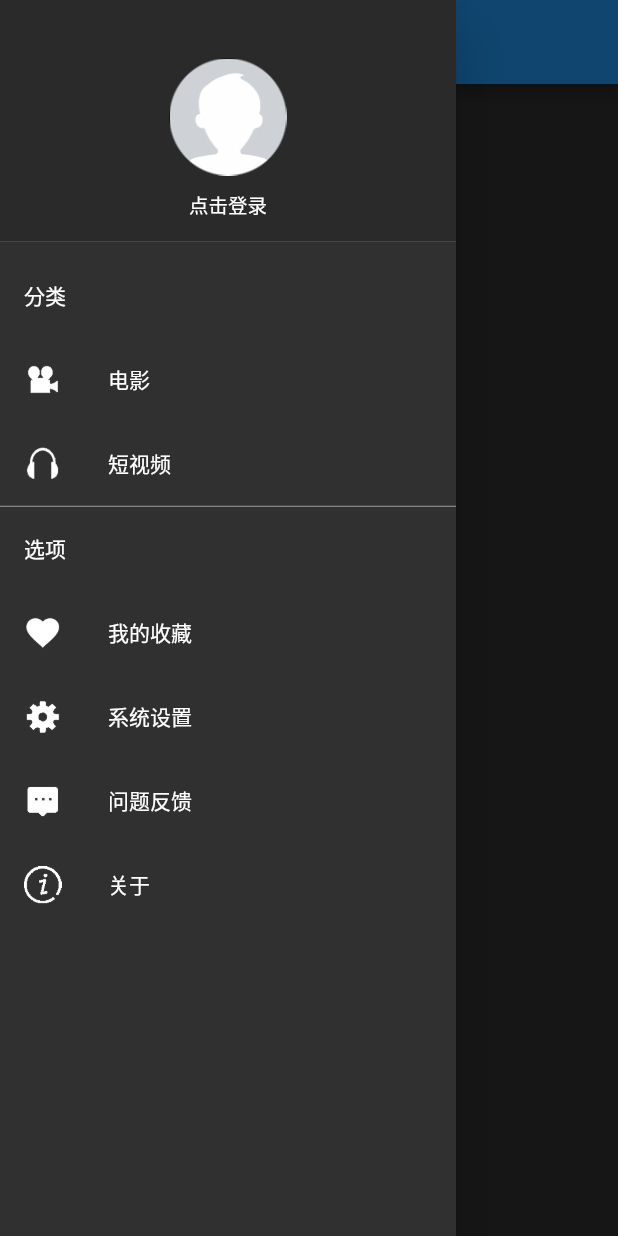
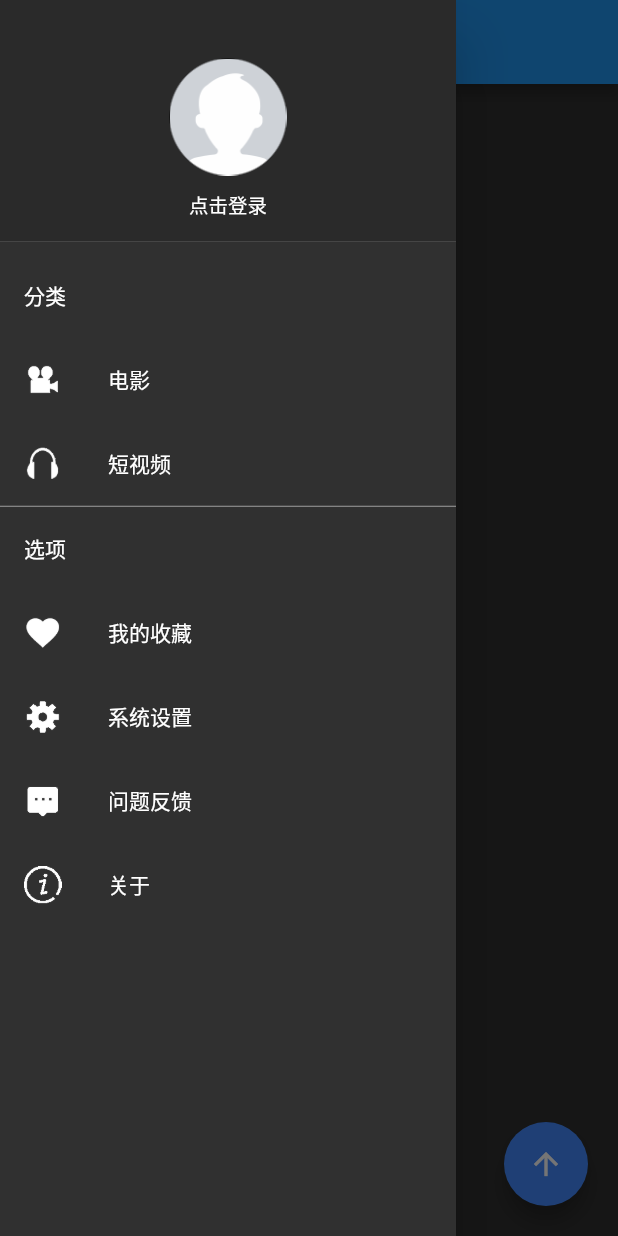
Before and after one commit to 1vPy/bkapp_flutter, a Flutter app: the screen it shows after launch, with the side drawer open, on a phone screen of 412 x 824 dp. Run offline on Flutter 3.47's test engine with Material 2 defaults, Android fonts, the phone set to English and light mode, and no system bars; drawn by our look-alikes of pull_to_refresh; our stand-ins replace dio, rxdart, shared_preferences; network calls fail.

Commit message:
1.List相关代码提交

```diff
--- a/lib/page/movie/MovieMainPage.dart
+++ b/lib/page/movie/MovieMainPage.dart
@@ -1,6 +1,9 @@
 import 'package:bkapp_flutter/entity/TestEntity.dart';
 import 'package:bkapp_flutter/entity/results.dart';
+import 'package:bkapp_flutter/presenter/MovieMainPresenter.dart';
+import 'package:bkapp_flutter/presenter/impl/MovieMainPresenterImpl.dart';
 import 'package:bkapp_flutter/utils/HttpUtil.dart';
+import 'package:bkapp_flutter/view/MovieMainView.dart';
 import 'package:flutter/material.dart';
 import 'package:pull_to_refresh/pull_to_refresh.dart';
 import 'package:dio/dio.dart';
@@ -10,57 +13,67 @@ class MovieMainPage extends StatefulWidget {
   State<StatefulWidget> createState() => MovieMainPageState();
 }
 
-class MovieMainPageState extends State<MovieMainPage> {
+class MovieMainPageState extends State<MovieMainPage> implements MovieMainView  {
   RefreshController _refreshController;
+  ScrollController _scrollController;
   List<Results> _items = [];
+  MovieMainPresenter _movieMainPresenter;
+  int page = 1;
+  bool flbVisible = true;
 
   @override
   void initState() {
     // TODO: implement initState
     super.initState();
     _refreshController = RefreshController();
-    _getData(1);
+    _scrollController = ScrollController();
+    _refreshController.scrollController = _scrollController;
+    _movieMainPresenter = MovieMainPresenterImpl(this);
+    _movieMainPresenter.requestMovie(page);
+
+    _scrollController.addListener(() {
+      if (_scrollController.position.pixels <=
+          _scrollController.position.minScrollExtent + 80) {
+        if (flbVisible != false) {
+          setState(() {
+            flbVisible = false;
+          });
         }
-
-  void _getData(int page) {
-    HttpUtil()
-        .get<Map>(
-            'http://gank.io/api/xiandu/data/id/appinn/count/20/page/$page')
-        .listen((res) {
-          List<Results> r = new List();
-      TestEntity.fromJsonMap(res).results.forEach((item){
-        r.add(item);
+      } else {
+        if (flbVisible != true) {
+          setState(() {
+            flbVisible = true;
           });
-      setState(() {
-        _items.addAll(r);
-      });
-    }, onError: (error) {
-      print(error.response.statusCode);
-    }, onDone: () {
-      print('done');
+        }
+      }
     });
   }
 
   void _onRefresh() {
-    Future.delayed(Duration(seconds: 3), () {
-      _getData(1);
-      this._refreshController.refreshCompleted();
+    setState(() {
+      page = 1;
     });
+    _movieMainPresenter.requestMovie(page);
   }
 
   void _onLoading() {
-    Future.delayed(Duration(seconds: 3), () {
-//      _getData(2);
-      this._refreshController.loadNoData();
+    setState(() {
+      page = ++page;
     });
+    _movieMainPresenter.requestMovie(page);
   }
 
   Widget itemView(BuildContext context, int index) {
     if (index.isOdd) return Divider(height: 2.0);
-    return Container(height: 80, child: Text(_items[index].title));
+    return Container(
+      height: 60,
+        child: GestureDetector(
+          child: Text(_items[index].title),
+          onTap: () {},
+        ));
   }
 
-  Widget createHeader(){
+  Widget createHeader() {
     return ClassicHeader(
       triggerDistance: 40,
       height: 35,
@@ -81,14 +94,17 @@ class MovieMainPageState extends State<MovieMainPage> {
     );
   }
 
-  Widget createFooter(){
+  Widget createFooter() {
     return ClassicFooter(
       triggerDistance: 40,
       height: 35,
       loadingText: '正在加载',
       textStyle: TextStyle(color: Colors.white),
       noDataText: '没有更多了',
-      noMoreIcon: Icon(Icons.all_inclusive,color: Colors.white,),
+      noMoreIcon: Icon(
+        Icons.all_inclusive,
+        color: Colors.white,
+      ),
       idleText: '上拉加载',
       loadingIcon: SizedBox(
         width: 15,
@@ -101,21 +117,137 @@ class MovieMainPageState extends State<MovieMainPage> {
     );
   }
 
-  @override
-  Widget build(BuildContext context) {
-    return Center(
-      child: SmartRefresher(
+  Widget createHotMovie() {
+    return Stack(
+      children: <Widget>[
+        SmartRefresher(
           header: createHeader(),
           footer: createFooter(),
           child: ListView.builder(
             itemBuilder: itemView,
             itemCount: _items.length,
+            controller: _scrollController,
           ),
           controller: _refreshController,
           enablePullUp: true,
           onLoading: this._onLoading,
           onRefresh: this._onRefresh,
         ),
+        Positioned(
+          child: Visibility(
+            child: FloatingActionButton(
+              onPressed: () {
+                _refreshController.scrollController.animateTo(0,
+                    duration: Duration(milliseconds: 500),
+                    curve: ElasticOutCurve());
+              },
+              child: Icon(
+                Icons.arrow_upward,
+                color: Colors.white,
+              ),
+              backgroundColor: Colors.blueAccent,
+              foregroundColor: Colors.blue,
+            ),
+            visible: flbVisible,
+          ),
+          right: 20,
+          bottom: 20,
+        )
+      ],
     );
   }
+
+  Widget createFloatActionButton() {
+    return Positioned(
+      child: Visibility(
+        child: FloatingActionButton(
+          onPressed: () {
+            _refreshController.scrollController.animateTo(0,
+                duration: Duration(milliseconds: 500),
+                curve: ElasticOutCurve());
+          },
+          child: Icon(
+            Icons.arrow_upward,
+            color: Colors.white,
+          ),
+          backgroundColor: Colors.blueAccent,
+          foregroundColor: Colors.blue,
+        ),
+        visible: flbVisible,
+      ),
+      right: 20,
+      bottom: 20,
+    );
   }
+
+  Widget createComingUpMovie() {
+    return Stack(
+      children: <Widget>[
+        SmartRefresher(
+          header: createHeader(),
+          footer: createFooter(),
+          child: ListView.builder(
+            itemBuilder: itemView,
+            itemCount: _items.length,
+            controller: _scrollController,
+          ),
+          controller: _refreshController,
+          enablePullUp: true,
+          onLoading: this._onLoading,
+          onRefresh: this._onRefresh,
+        ),
+        createFloatActionButton()
+      ],
+    );
+  }
+
+  @override
+  Widget build(BuildContext context) {
+    return Center(
+        child: PageView(
+          children: <Widget>[createHotMovie(), createComingUpMovie()],));
+  }
+
+  @override
+  void requestMovieFail(DioError error) {
+    if (_refreshController.isRefresh) {
+      _refreshController.refreshFailed();
+    } else if (_refreshController.isLoading) {
+      _refreshController.loadComplete();
+    } else {}
+  }
+
+  @override
+  void requestMovieSuccess(TestEntity entity) {
+    if (_refreshController.isRefresh) {
+      setState(() {
+        _items = entity.results;
+      });
+      if (entity.results.length <= 0) {
+        _refreshController.refreshCompleted();
+        _refreshController.loadNoData();
+      } else {
+        _refreshController.refreshCompleted();
+      }
+    } else if (_refreshController.isLoading) {
+      var its = _items;
+      its.addAll(entity.results);
+      setState(() {
+        _items = its;
+      });
+      if (entity.results.length <= 0) {
+        _refreshController.loadComplete();
+        _refreshController.loadNoData();
+      } else {
+        _refreshController.loadComplete();
+      }
+    } else {
+      setState(() {
+        _items = entity.results;
+      });
+      if (entity.results.length <= 0) {
+        _refreshController.loadNoData();
+      }
+    }
+  }
+}
--- /dev/null
+++ b/lib/presenter/MovieMainPresenter.dart
@@ -0,0 +1,3 @@
+abstract class MovieMainPresenter{
+  void requestMovie(int page);
+}
--- /dev/null
+++ b/lib/presenter/impl/MovieMainPresenterImpl.dart
@@ -0,0 +1,22 @@
+import 'package:bkapp_flutter/entity/TestEntity.dart';
+import 'package:bkapp_flutter/entity/results.dart';
+import 'package:bkapp_flutter/presenter/MovieMainPresenter.dart';
+import 'package:bkapp_flutter/utils/HttpUtil.dart';
+import 'package:bkapp_flutter/view/MovieMainView.dart';
+
+
+class MovieMainPresenterImpl extends MovieMainPresenter{
+  MovieMainView view;
+  MovieMainPresenterImpl(this.view);
+
+  @override
+  void requestMovie(int page) {
+    HttpUtil().get<Map>('http://gank.io/api/xiandu/data/id/appinn/count/20/page/$page')
+        .listen((res) {
+          view.requestMovieSuccess(TestEntity.fromJsonMap(res));
+    }, onError: (error) {
+      view.requestMovieFail(error);
+    });
+  }
+
+}
--- /dev/null
+++ b/lib/view/MovieMainView.dart
@@ -0,0 +1,8 @@
+import 'package:bkapp_flutter/entity/TestEntity.dart';
+import 'package:dio/dio.dart';
+
+abstract class MovieMainView{
+  void requestMovieSuccess(TestEntity entity);
+
+  void requestMovieFail(DioError error);
+}
```
Also changed, not shown: 1 other file. Lines whose indentation alone changed are shown as unchanged.
